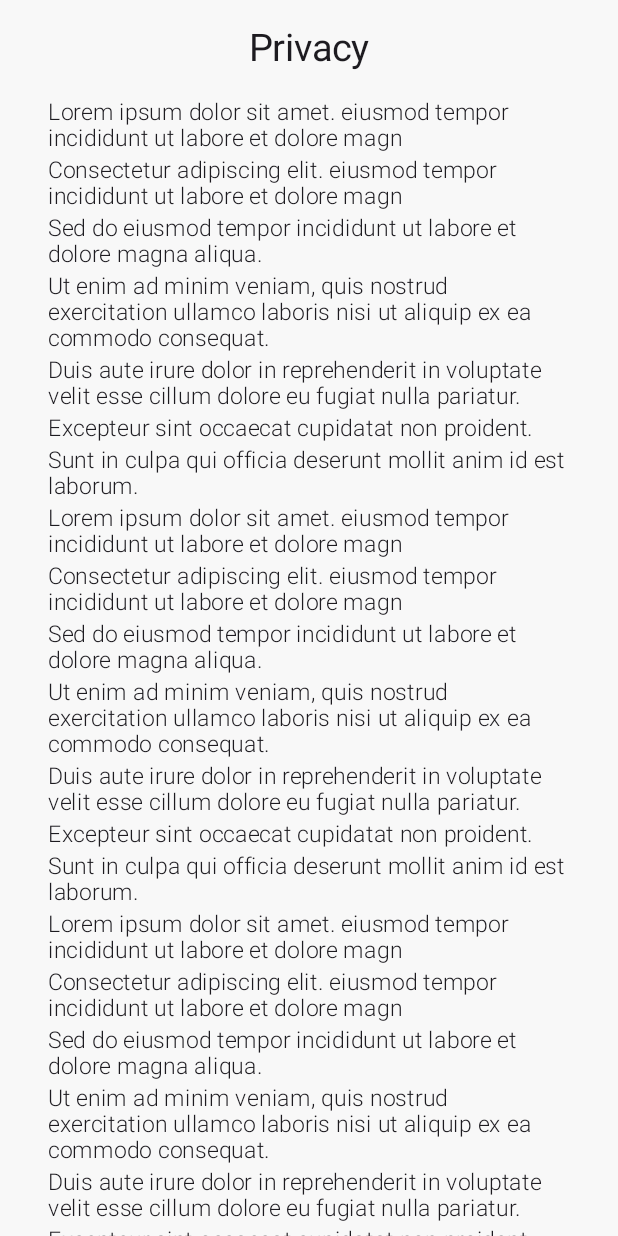
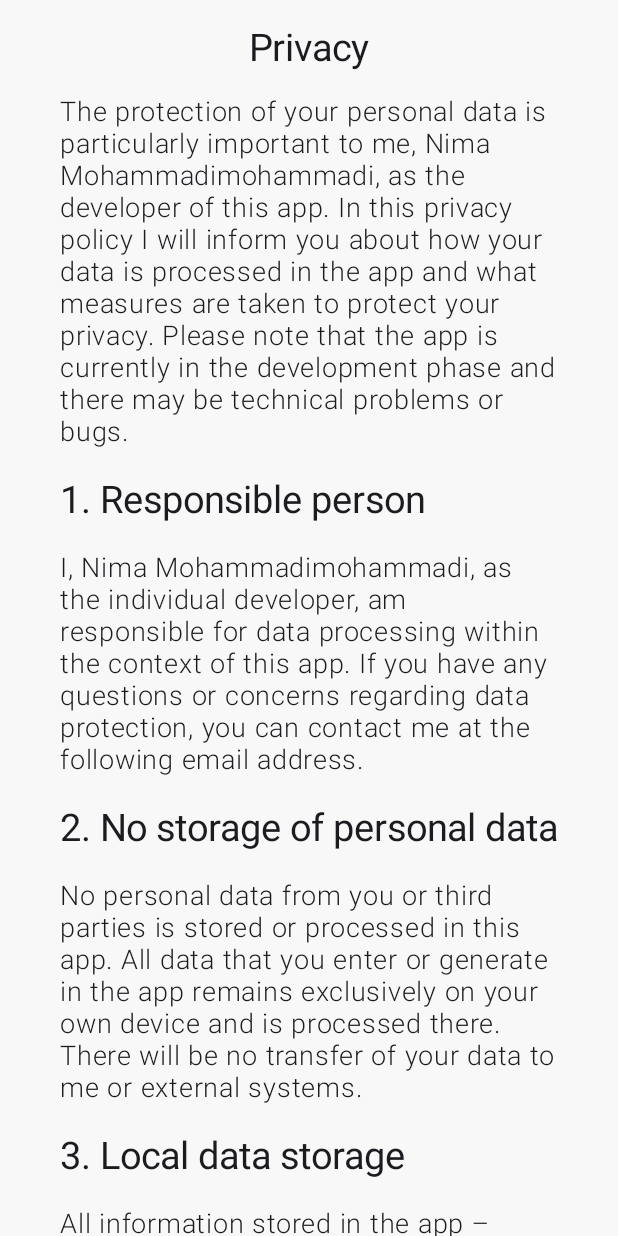
Before and after one commit to nmm-code/LearnTracker, an Android app built with Jetpack Compose: the screen it shows after launch (PrivacyActivity), on a phone screen of 412 x 824 dp. Run offline under Robolectric (Android 15) with nearby library versions, the phone set to English and light mode, and no system bars.

Commit message:
FINAL FOR THIS SEMESTER

```diff
--- a/app/src/main/java/com/nmm_code/learntracker/pages/MainActivity.kt
+++ b/app/src/main/java/com/nmm_code/learntracker/pages/MainActivity.kt
@@ -214,9 +214,10 @@ class MainActivity : ComponentActivity() {
     fun BoxElement(elem: NavigationElements, snackBar: SnackbarHostState) {
         val color = getAccessibleTextColor(elem.color)
 
-        val modifier = Modifier
+        val modifier = Modifier.
+            width(BOX_WIDTH.dp)
             .aspectRatio(2f)
-            .width(BOX_WIDTH.dp)
+
 
         val title = getTextOfElem(elem)
         if (title != null)
--- a/app/src/main/java/com/nmm_code/learntracker/pre/PrivacyActivity.kt
+++ b/app/src/main/java/com/nmm_code/learntracker/pre/PrivacyActivity.kt
@@ -5,29 +5,23 @@ import android.os.Bundle
 import androidx.activity.ComponentActivity
 import androidx.activity.compose.setContent
 import androidx.activity.enableEdgeToEdge
-import androidx.compose.foundation.layout.fillMaxWidth
+import androidx.compose.foundation.layout.Spacer
 import androidx.compose.foundation.layout.padding
 import androidx.compose.foundation.lazy.LazyColumn
-import androidx.compose.foundation.lazy.items
 import androidx.compose.material3.MaterialTheme
 import androidx.compose.material3.Scaffold
 import androidx.compose.runtime.Composable
-import androidx.compose.runtime.remember
-import androidx.compose.ui.Alignment
 import androidx.compose.ui.Modifier
 import androidx.compose.ui.res.stringResource
 import androidx.compose.ui.tooling.preview.Preview
 import androidx.compose.ui.unit.dp
 import com.nmm_code.learntracker.R
 import com.nmm_code.learntracker.composable.TopBar
-import com.nmm_code.learntracker.data.DataStoreState
 import com.nmm_code.learntracker.ui.theme.LearnTrackerTheme
 import com.nmm_code.learntracker.ui.theme.space
-import com.nmm_code.learntracker.ui.theme.styleguide.text.Paragraph2
+import com.nmm_code.learntracker.ui.theme.styleguide.text.Headline2
+import com.nmm_code.learntracker.ui.theme.styleguide.text.Paragraph1
 import com.nmm_code.learntracker.ui.theme.styleguide.touch.ButtonOutline
-import kotlinx.coroutines.CoroutineScope
-import kotlinx.coroutines.Dispatchers
-import kotlinx.coroutines.async
 
 class PrivacyActivity : ComponentActivity() {
     override fun onCreate(savedInstanceState: Bundle?) {
@@ -44,63 +38,173 @@ class PrivacyActivity : ComponentActivity() {
     @Preview(showBackground = true)
     @Composable
     fun PrivacyPage(modifier: Modifier = Modifier) {
-        val items = remember {
-            listOf(
-                "Lorem ipsum dolor sit amet. eiusmod tempor incididunt ut labore et dolore magn",
-                "Consectetur adipiscing elit. eiusmod tempor incididunt ut labore et dolore magn",
-                "Sed do eiusmod tempor incididunt ut labore et dolore magna aliqua.",
-                "Ut enim ad minim veniam, quis nostrud exercitation ullamco laboris nisi ut aliquip ex ea commodo consequat.",
-                "Duis aute irure dolor in reprehenderit in voluptate velit esse cillum dolore eu fugiat nulla pariatur.",
-                "Excepteur sint occaecat cupidatat non proident.",
-                "Sunt in culpa qui officia deserunt mollit anim id est laborum.",
-                "Lorem ipsum dolor sit amet. eiusmod tempor incididunt ut labore et dolore magn",
-                "Consectetur adipiscing elit. eiusmod tempor incididunt ut labore et dolore magn",
-                "Sed do eiusmod tempor incididunt ut labore et dolore magna aliqua.",
-                "Ut enim ad minim veniam, quis nostrud exercitation ullamco laboris nisi ut aliquip ex ea commodo consequat.",
-                "Duis aute irure dolor in reprehenderit in voluptate velit esse cillum dolore eu fugiat nulla pariatur.",
-                "Excepteur sint occaecat cupidatat non proident.",
-                "Sunt in culpa qui officia deserunt mollit anim id est laborum.",
-                "Lorem ipsum dolor sit amet. eiusmod tempor incididunt ut labore et dolore magn",
-                "Consectetur adipiscing elit. eiusmod tempor incididunt ut labore et dolore magn",
-                "Sed do eiusmod tempor incididunt ut labore et dolore magna aliqua.",
-                "Ut enim ad minim veniam, quis nostrud exercitation ullamco laboris nisi ut aliquip ex ea commodo consequat.",
-                "Duis aute irure dolor in reprehenderit in voluptate velit esse cillum dolore eu fugiat nulla pariatur.",
-                "Excepteur sint occaecat cupidatat non proident.",
-                "Sunt in culpa qui officia deserunt mollit anim id est laborum.",
-                "Consectetur adipiscing elit. eiusmod tempor incididunt ut labore et dolore magn",
-                "Sed do eiusmod tempor incididunt ut labore et dolore magna aliqua.",
-                "Ut enim ad minim veniam, quis nostrud exercitation ullamco laboris nisi ut aliquip ex ea commodo consequat.",
-                "Duis aute irure dolor in reprehenderit in voluptate velit esse cillum dolore eu fugiat nulla pariatur.",
-                "Excepteur sint occaecat cupidatat non proident.",
-                "Sunt in culpa qui officia deserunt mollit anim id est laborum.",
-                "Lorem ipsum dolor sit amet. eiusmod tempor incididunt ut labore et dolore magn",
-                "Consectetur adipiscing elit. eiusmod tempor incididunt ut labore et dolore magn",
-                "Sed do eiusmod tempor incididunt ut labore et dolore magna aliqua.",
-                "Ut enim ad minim veniam, quis nostrud exercitation ullamco laboris nisi ut aliquip ex ea commodo consequat.",
-                "Duis aute irure dolor in reprehenderit in voluptate velit esse cillum dolore eu fugiat nulla pariatur.",
-                "Excepteur sint occaecat cupidatat non proident.",
-                "Sunt in culpa qui officia deserunt mollit anim id est laborum."
-            )
-        }
         Scaffold(
             topBar = {
                 TopBar(title = stringResource(R.string.privacy), icon = false)
             },
             content = { paddingValues ->
                 LazyColumn(
-                    horizontalAlignment = Alignment.CenterHorizontally,
-                    modifier = Modifier.padding(paddingValues)
+                    modifier = Modifier
+                        .padding(paddingValues)
+                        .padding(horizontal = 40.dp)
                 ) {
-                    items(items) {
-                        Paragraph2(
-                            text = it,
+
+                    item(key = 1) {
+                        Paragraph1(
                             softWrap = true,
-                            modifier = Modifier
-                                .fillMaxWidth()
-                                .padding(horizontal = 32.dp, vertical = 2.dp)
+                            text = stringResource(R.string.p1ff)
                         )
                     }
-                    item {
+                    item(key = 2) {
+                        Spacer(modifier = Modifier.padding(10.dp))
+                    }
+
+                    item(key = 3) {
+                        Headline2(wrap = true, text = stringResource(R.string.sfdfssdf))
+                    }
+                    item(key = 4) {
+                        Spacer(modifier = Modifier.padding(10.dp))
+                    }
+                    item(key = 5) {
+                        Paragraph1(
+                            softWrap = true,
+                            text = stringResource(R.string.fsdfsdf)
+                        )
+                    }
+                    item(key = 6) {
+                        Spacer(modifier = Modifier.padding(10.dp))
+                    }
+
+                    item(key = 7) {
+                        Headline2(
+                            wrap = true,
+                            text = stringResource(R.string.dsfsdf)
+                        )
+                    }
+                    item(key = 8) {
+                        Spacer(modifier = Modifier.padding(10.dp))
+                    }
+                    item(key = 9) {
+                        Paragraph1(
+                            softWrap = true,
+                            text = stringResource(R.string.dfgdfg)
+                        )
+                    }
+                    item(key = 10) {
+                        Spacer(modifier = Modifier.padding(10.dp))
+                    }
+
+                    item(key = 11) {
+                        Headline2(wrap = true, text = stringResource(R.string.gfdgfdgdfg))
+                    }
+                    item(key = 12) {
+                        Spacer(modifier = Modifier.padding(10.dp))
+                    }
+                    item(key = 13) {
+                        Paragraph1(
+                            softWrap = true,
+                            text = stringResource(R.string.ggf)
+                        )
+                    }
+                    item(key = 14) {
+                        Spacer(modifier = Modifier.padding(10.dp))
+                    }
+
+                    item(key = 15) {
+                        Headline2(wrap = true, text = stringResource(R.string.fgdhghdf))
+                    }
+                    item(key = 16) {
+                        Spacer(modifier = Modifier.padding(10.dp))
+                    }
+                    item(key = 17) {
+                        Paragraph1(
+                            softWrap = true,
+                            text = stringResource(R.string.fdfgfgfdg)
+                        )
+                    }
+                    item(key = 18) {
+                        Spacer(modifier = Modifier.padding(10.dp))
+                    }
+
+                    item(key = 19) {
+                        Headline2(wrap = true, text = stringResource(R.string.dfgdfgg))
+                    }
+                    item(key = 20) {
+                        Spacer(modifier = Modifier.padding(10.dp))
+                    }
+                    item(key = 21) {
+                        Paragraph1(
+                            softWrap = true,
+                            text = stringResource(R.string.fdgdgfg)
+                        )
+                    }
+                    item(key = 22) {
+                        Spacer(modifier = Modifier.padding(10.dp))
+                    }
+
+                    item(key = 23) {
+                        Headline2(wrap = true, text = stringResource(R.string.fbdfgdfgdf))
+                    }
+                    item(key = 24) {
+                        Spacer(modifier = Modifier.padding(10.dp))
+                    }
+                    item(key = 25) {
+                        Paragraph1(
+                            softWrap = true,
+                            text = stringResource(R.string.bgbfg)
+                        )
+                    }
+                    item(key = 26) {
+                        Spacer(modifier = Modifier.padding(10.dp))
+                    }
+                    item(key = 27) {
+                        Headline2(wrap = true, text = stringResource(R.string.sdfsdfsd))
+                    }
+                    item(key = 28) {
+                        Spacer(modifier = Modifier.padding(10.dp))
+                    }
+                    item(key = 29) {
+                        Paragraph1(
+                            softWrap = true,
+                            text = stringResource(R.string.fdssfsd)
+                        )
+                    }
+                    item(key = 30) {
+                        Spacer(modifier = Modifier.padding(10.dp))
+                    }
+
+                    item(key = 31) {
+                        Headline2(wrap = true, text = stringResource(R.string.dfsgdfsgsdgd))
+                    }
+                    item(key = 32) {
+                        Spacer(modifier = Modifier.padding(10.dp))
+                    }
+                    item(key = 33) {
+                        Paragraph1(
+                            softWrap = true,
+                            text = stringResource(R.string.sdfgsdgsd)
+                        )
+                    }
+                    item(key = 34) {
+                        Spacer(modifier = Modifier.padding(10.dp))
+                    }
+                    item(key = 35) {
+                        Headline2(wrap = true, text = stringResource(R.string.gfddgf))
+                    }
+                    item(key = 36) {
+                        Spacer(modifier = Modifier.padding(10.dp))
+                    }
+                    item(key = 37) {
+                        Paragraph1(
+                            softWrap = true,
+                            text = stringResource(R.string.fsddfgdfg)
+                        )
+                    }
+                    item(key = 38) {
+                        Spacer(modifier = Modifier.padding(30.dp))
+                    }
+
+                    item(key = 39) {
                         ButtonOutline(
                             onClick = {
                                 this@PrivacyActivity.startActivity(
--- a/app/src/main/res/values/strings.xml
+++ b/app/src/main/res/values/strings.xml
@@ -69,4 +69,24 @@
     <string name="doesn_t_repeat">Doesn\'t Repeat</string>
     <string name="add_a_new">Add a new Appointment</string>
     <string name="all_time">All-Day</string>
+    <string name="sfdfssdf">1. Responsible person</string>
+    <string name="fsdfsdf">I, Nima Mohammadimohammadi, as the individual developer, am responsible for data processing within the context of this app. If you have any questions or concerns regarding data protection, you can contact me at the following email address.</string>
+    <string name="dsfsdf">2. No storage of personal data</string>
+    <string name="dfgdfg">No personal data from you or third parties is stored or processed in this app. All data that you enter or generate in the app remains exclusively on your own device and is processed there. There will be no transfer of your data to me or external systems.</string>
+    <string name="gfdgfdgdfg">3. Local data storage</string>
+    <string name="ggf">All information stored in the app – such as: B. learning progress, settings or other personal data – remain entirely on your device. No data is sent to other devices or services. You have full control over your data and can manage or delete it yourself at any time.</string>
+    <string name="fgdhghdf">4. No passing on of data to third parties</string>
+    <string name="dfgdfgg">5. Development phase and possible errors</string>
+    <string name="fdgdgfg">This app is currently in development phase. It is possible that bugs or technical issues may occur that could affect the functionality of the app. I\'m continually working to fix these issues and improve the app. Please understand that not all functions may work smoothly during this phase.</string>
+    <string name="fbdfgdfgdf">6. Security measures</string>
+    <string name="bgbfg">Although the app does not carry out any external data transfers, your locally stored data is protected by security mechanisms on your device. However, it is important that you as a user also protect your device with passwords, security updates and antivirus software to prevent unauthorized access to your data.</string>
+    <string name="sdfsdfsd">7. Your rights</string>
+    <string name="fdssfsd">Since no personal data is transmitted to me or stored, common data protection rights such as the right to information, correction or deletion of data do not apply. All information remains on your device and is under your own control.</string>
+    <string name="fsddfgdfg">If you have any questions or comments about this privacy policy or the use of the app, you can contact me at the following email address.</string>
+    <string name="sdfgsdgsd">If there are any changes to this privacy policy in the future, I will inform you about them in the app. These changes will then take effect immediately, so you are always up to date on how your data is being processed.</string>
+    <string name="dfsgdfsgsdgd">8. Changes to the privacy policy</string>
+    <string name="fdfgfgfdg">No data processed in the app will be passed on to third parties. Your information is only stored locally on your device and remains private.</string>
+    <string name="p1ff">The protection of your personal data is particularly important to me, Nima Mohammadimohammadi, as the developer of this app. In this privacy policy I will inform you about how your data is processed in the app and what measures are taken to protect your privacy. Please note that the app is currently in the development phase and there may be technical problems or bugs.</string>
+    <string name="gfddgf">9. Contact</string>
+
 </resources>
```
Also changed, not shown: 5 other files.
